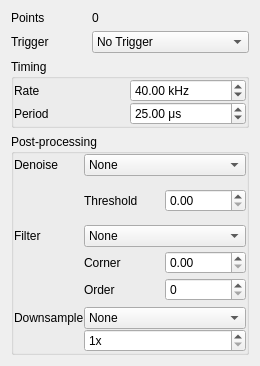
Above: lib/devices/NiDAQ/ProtocolTemplate.ui from acq4/acq4 before the change. Below: the same form after it.
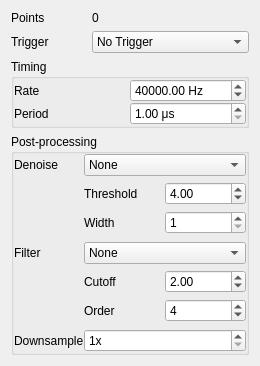
That is the form after the change. The open tabs and pages were chosen to show the change. Custom widgets are drawn as their Qt base class.

Commit message: Untested updates to NiDAQ -- ability to control denoise, lowpass, and downsampling

The edit to the form file:
```diff
--- a/lib/devices/NiDAQ/ProtocolTemplate.ui
+++ b/lib/devices/NiDAQ/ProtocolTemplate.ui
@@ -98,7 +98,37 @@
            </widget>
           </item>
           <item row="0" column="1">
-           <widget class="QDoubleSpinBox" name="doubleSpinBox_3"/>
+           <widget class="QDoubleSpinBox" name="denoiseThresholdSpin">
+            <property name="toolTip">
+             <string>Minimum threshold of detected noise events</string>
+            </property>
+            <property name="value">
+             <double>4.000000000000000</double>
+            </property>
+           </widget>
+          </item>
+          <item row="1" column="0">
+           <widget class="QLabel" name="label_16">
+            <property name="text">
+             <string>Width</string>
+            </property>
+           </widget>
+          </item>
+          <item row="1" column="1">
+           <widget class="QSpinBox" name="denoiseWidthSpin">
+            <property name="toolTip">
+             <string>Maximum radius of detected noise events</string>
+            </property>
+            <property name="minimum">
+             <number>1</number>
+            </property>
+            <property name="maximum">
+             <number>100000</number>
+            </property>
+            <property name="value">
+             <number>1</number>
+            </property>
+           </widget>
           </item>
          </layout>
         </widget>
@@ -171,12 +201,16 @@
           <item row="0" column="0">
            <widget class="QLabel" name="label_11">
             <property name="text">
-             <string>Corner</string>
+             <string>Cutoff</string>
             </property>
            </widget>
           </item>
           <item row="0" column="1">
-           <widget class="QDoubleSpinBox" name="doubleSpinBox_2"/>
+           <widget class="QDoubleSpinBox" name="besselCutoffSpin">
+            <property name="value">
+             <double>2.000000000000000</double>
+            </property>
+           </widget>
           </item>
           <item row="1" column="0">
            <widget class="QLabel" name="label_12">
@@ -186,7 +220,17 @@
            </widget>
           </item>
           <item row="1" column="1">
-           <widget class="QSpinBox" name="spinBox"/>
+           <widget class="QSpinBox" name="besselOrderSpin">
+            <property name="minimum">
+             <number>1</number>
+            </property>
+            <property name="maximum">
+             <number>16</number>
+            </property>
+            <property name="value">
+             <number>4</number>
+            </property>
+           </widget>
           </item>
          </layout>
         </widget>
@@ -250,30 +294,6 @@
        </widget>
       </item>
       <item row="4" column="1">
-       <widget class="QComboBox" name="comboBox">
-        <item>
-         <property name="text">
-          <string>None</string>
-         </property>
-        </item>
-        <item>
-         <property name="text">
-          <string>Subsample</string>
-         </property>
-        </item>
-        <item>
-         <property name="text">
-          <string>Mean</string>
-         </property>
-        </item>
-        <item>
-         <property name="text">
-          <string>Median</string>
-         </property>
-        </item>
-       </widget>
-      </item>
-      <item row="5" column="1">
        <widget class="QSpinBox" name="downsampleSpin">
         <property name="suffix">
          <string>x</string>
@@ -314,16 +334,16 @@
       <item row="0" column="1">
        <widget class="QDoubleSpinBox" name="rateSpin">
         <property name="suffix">
-         <string> kHz</string>
+         <string> Hz</string>
         </property>
         <property name="minimum">
          <double>0.010000000000000</double>
         </property>
         <property name="maximum">
-         <double>2000.000000000000000</double>
+         <double>1000000.000000000000000</double>
         </property>
         <property name="value">
-         <double>40.000000000000000</double>
+         <double>40000.000000000000000</double>
         </property>
        </widget>
       </item>
@@ -346,7 +366,7 @@
          <double>10000.000000000000000</double>
         </property>
         <property name="value">
-         <double>25.000000000000000</double>
+         <double>1.000000000000000</double>
         </property>
        </widget>
       </item>
@@ -355,6 +375,13 @@
    </item>
   </layout>
  </widget>
+ <customwidgets>
+  <customwidget>
+   <class>SpinBox</class>
+   <extends>QDoubleSpinBox</extends>
+   <header>lib.util.SpinBox</header>
+  </customwidget>
+ </customwidgets>
  <resources/>
  <connections/>
 </ui>
```
Left out of the diff: 75 changed lines with no effect on the pictures. The commit also changes 3 other files.
